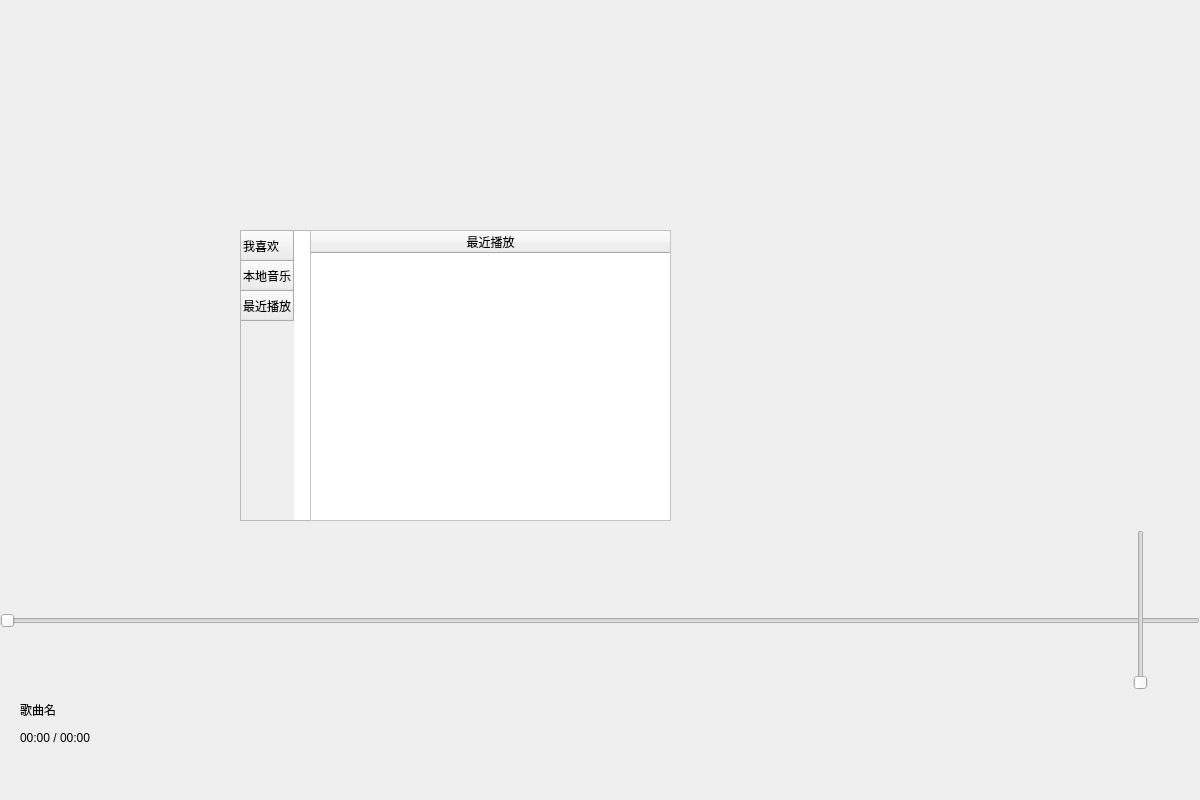
First picture: the form in MusicPlayer/mainwindow.ui, repository lyquid617/MPG, before the edit.
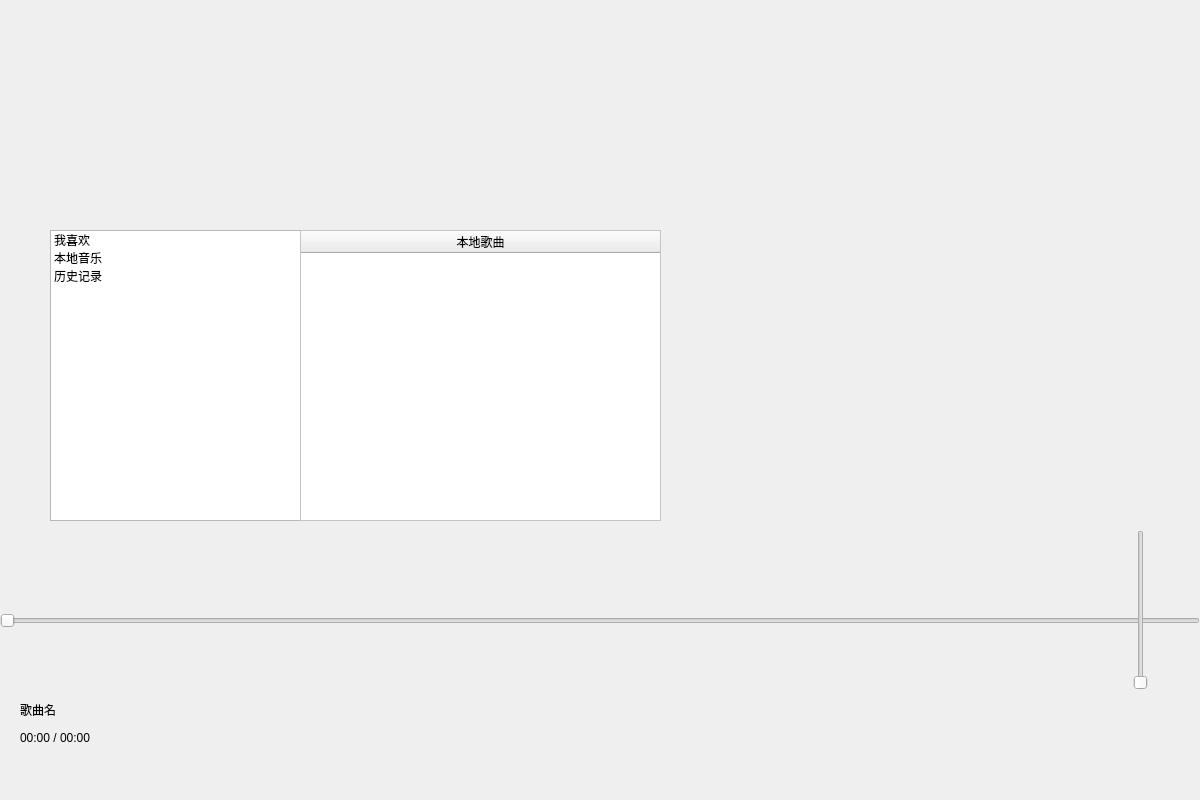
Second picture: the form after the edit. Icons and pictures are not drawn.

The edit to the form file:
```diff
--- a/MusicPlayer/mainwindow.ui
+++ b/MusicPlayer/mainwindow.ui
@@ -210,7 +210,7 @@
    <widget class="QTableWidget" name="local">
     <property name="geometry">
      <rect>
-      <x>310</x>
+      <x>300</x>
       <y>230</y>
       <width>361</width>
       <height>291</height>
@@ -354,35 +354,10 @@
      <string/>
     </property>
    </widget>
-   <widget class="QTableWidget" name="list">
-    <property name="geometry">
-     <rect>
-      <x>240</x>
-      <y>230</y>
-      <width>71</width>
-      <height>291</height>
-     </rect>
-    </property>
-    <row>
-     <property name="text">
-      <string>我喜欢</string>
-     </property>
-    </row>
-    <row>
-     <property name="text">
-      <string>本地音乐</string>
-     </property>
-    </row>
-    <row>
-     <property name="text">
-      <string>最近播放</string>
-     </property>
-    </row>
-   </widget>
    <widget class="QTableWidget" name="favor">
     <property name="geometry">
      <rect>
-      <x>310</x>
+      <x>300</x>
       <y>230</y>
       <width>361</width>
       <height>291</height>
@@ -431,7 +406,7 @@
    <widget class="QTableWidget" name="history">
     <property name="geometry">
      <rect>
-      <x>310</x>
+      <x>300</x>
       <y>230</y>
       <width>361</width>
       <height>291</height>
@@ -477,6 +452,45 @@
      </property>
     </column>
    </widget>
+   <widget class="QListWidget" name="listWidget">
+    <property name="geometry">
+     <rect>
+      <x>50</x>
+      <y>230</y>
+      <width>256</width>
+      <height>291</height>
+     </rect>
+    </property>
+    <item>
+     <property name="text">
+      <string>我喜欢</string>
+     </property>
+    </item>
+    <item>
+     <property name="text">
+      <string>本地音乐</string>
+     </property>
+    </item>
+    <item>
+     <property name="text">
+      <string>历史记录</string>
+     </property>
+    </item>
+   </widget>
+   <zorder>horizontalLayoutWidget</zorder>
+   <zorder>volume</zorder>
+   <zorder>positionSlider</zorder>
+   <zorder>playmode</zorder>
+   <zorder>musicname</zorder>
+   <zorder>playlist</zorder>
+   <zorder>addMusic</zorder>
+   <zorder>volumeSlider</zorder>
+   <zorder>playprogress</zorder>
+   <zorder>deleteMusic</zorder>
+   <zorder>favor</zorder>
+   <zorder>history</zorder>
+   <zorder>listWidget</zorder>
+   <zorder>local</zorder>
   </widget>
  </widget>
  <layoutdefault spacing="6" margin="11"/>
```
